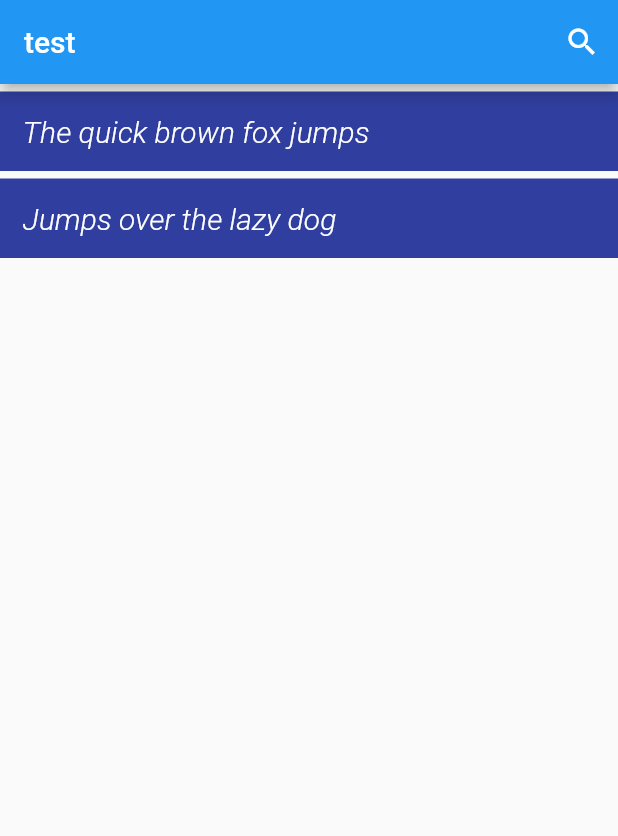
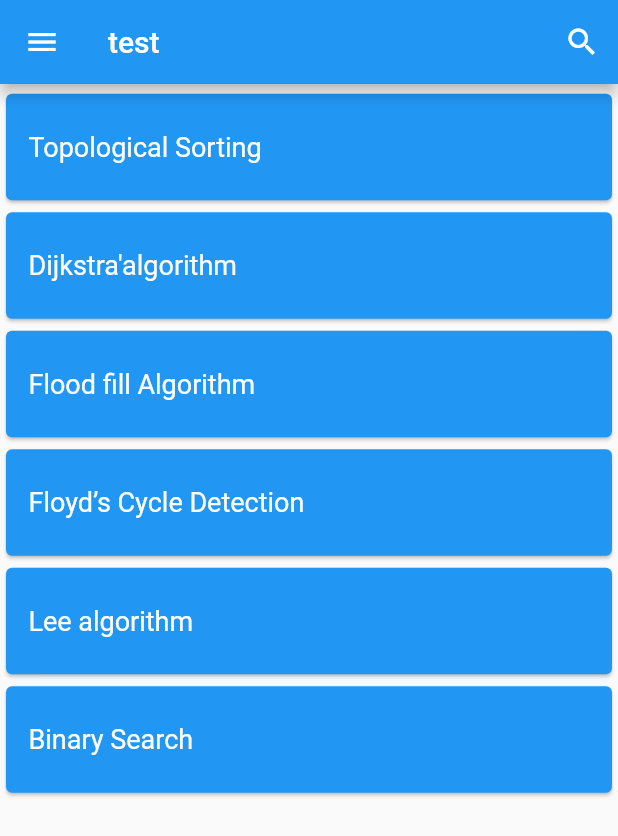
Before and after one commit to muhamadVitr/soaring_bird, a Flutter app: the screen it shows after launch, on a phone screen of 412 x 824 dp. Shown: the top 836 px of the screen. Run offline on Flutter 3.47's test engine with Material 2 defaults, Android fonts, the phone set to English and light mode, and no system bars; our stand-ins replace substring_highlight.

Commit message:
ui enhancement

```diff
--- a/lib/components/bird_button.dart
+++ b/lib/components/bird_button.dart
@@ -1,10 +1,13 @@
 import 'package:flutter/material.dart';
 
 class BirdButton extends StatelessWidget {
-  BirdButton({this.birdTitle, this.titleColor, this.pageTravel});
+  BirdButton(
+      {@required this.birdTitle,
+      // @required this.titleColor,
+      @required this.pageTravel});
 
   final String birdTitle;
-  final Color titleColor;
+  // final Color titleColor;
   final String pageTravel;
 
   @override
@@ -13,17 +16,14 @@ class BirdButton extends StatelessWidget {
       onTap: () {
         Navigator.pushNamed(context, pageTravel);
       },
-      child: Container(
-        padding: EdgeInsets.all(15),
-        color: titleColor, //editable
-        child: Text(
-          birdTitle, //editable
-          style: TextStyle(
-              color: Colors.white,
-              fontWeight: FontWeight.w300,
-              fontStyle: FontStyle.italic,
-              fontSize: 20),
-        ),
+      child: Card(
+        color: Colors.blue,
+        child: Padding(
+            padding: EdgeInsets.symmetric(vertical: 25, horizontal: 15),
+            child: Text(
+              birdTitle,
+              style: TextStyle(color: Colors.white, fontSize: 18),
+            )),
       ),
     );
   }
--- a/lib/components/bird_container.dart
+++ b/lib/components/bird_container.dart
@@ -6,12 +6,16 @@ class BirdContainer extends StatelessWidget {
 
   @override
   Widget build(BuildContext context) {
+    final textTheme = Theme.of(context).textTheme.bodyText2;
     return ListView.builder(
       itemCount: birds.birdsData.length,
       itemBuilder: (context, index) {
         return Card(
           child: ListTile(
-            title: Text(birds.birdsData[index].birdSpeech),
+            title: Text(
+              birds.birdsData[index].birdSpeech,
+              style: textTheme,
+            ),
           ),
         );
       },
--- a/lib/data/data_source.dart
+++ b/lib/data/data_source.dart
@@ -23,6 +23,14 @@ class BirdsData {
             'Dijkstra\'s algorithm (or Dijkstra\'s Shortest Path First algorithm, SPF algorithm)[2] is an algorithm for finding the shortest paths between nodes in a graph, which may represent, for example, road networks. It was conceived by computer scientist Edsger W. Dijkstra in 1956 and published three years later.[3][4][5], The algorithm exists in many variants. Dijkstra\'s original algorithm found the shortest path between two given nodes,[5] but a more common variant fixes a single node as the "source" node and finds shortest paths from the source to all other nodes in the graph, producing a shortest-path tree.'),
     DataArchitecture(
         birdSpeech:
-            'For a given source node in the graph, the algorithm finds the shortest path between that node and every other.[6]:196–206 It can also be used for finding the shortest paths from a single node to a single destination node by stopping the algorithm once the shortest path to the destination node has been determined. For example, if the nodes of the graph represent cities and edge path costs represent driving distances between pairs of cities connected by a direct road (for simplicity, ignore red lights, stop signs, toll roads and other obstructions), Dijkstra\'s algorithm can be used to find the shortest route between one city and all other cities. A widely used application of shortest path algorithm is network routing protocols, most notably IS-IS (Intermediate System to Intermediate System) and Open Shortest Path First (OSPF). It is also employed as a subroutine in other algorithms such as Johnson\'s.')
+            'For a given source node in the graph, the algorithm finds the shortest path between that node and every other.[6]:196–206 It can also be used for finding the shortest paths from a single node to a single destination node by stopping the algorithm once the shortest path to the destination node has been determined. For example, if the nodes of the graph represent cities and edge path costs represent driving distances between pairs of cities connected by a direct road (for simplicity, ignore red lights, stop signs, toll roads and other obstructions), Dijkstra\'s algorithm can be used to find the shortest route between one city and all other cities. A widely used application of shortest path algorithm is network routing protocols, most notably IS-IS (Intermediate System to Intermediate System) and Open Shortest Path First (OSPF). It is also employed as a subroutine in other algorithms such as Johnson\'s.'),
+    DataArchitecture(
+      birdSpeech: 'In computer science, binary search trees (BST), sometimes called ordered or sorted binary trees, are a particular type of container: a data structure that stores "items" (such as numbers, names etc.) in memory. They allow fast lookup, addition and removal of items, and can be used to implement either dynamic sets of items, or lookup tables that allow finding an item by its key (e.g., finding the phone number of a person by name\nBinary search trees keep their keys in sorted order, so that lookup and other operations can use the principle of binary search: when looking for a key in a tree (or a place to insert a new key), they traverse the tree from root to leaf, making comparisons to keys stored in the nodes of the tree and deciding, on the basis of the comparison, to continue searching in the left or right subtrees. On average, this means that each comparison allows the operations to skip about half of the tree, so that each lookup, insertion or deletion takes time proportional to the logarithm of the number of items stored in the tree. This is much better than the linear time required to find items by key in an (unsorted) array, but slower than the corresponding operations on hash tables.\nSeveral variants of the binary search tree have been studied in computer science; this article deals primarily with the basic type, making references to more advanced types when appropriate.'),
+    DataArchitecture(
+      birdSpeech: 'A binary search tree is a rooted binary tree, whose internal nodes each store a key (and optionally, an associated value), and each has two distinguished sub-trees, commonly denoted left and right. The tree additionally satisfies the binary search property, which states that the key in each node must be greater than or equal to any key stored in the left sub-tree, and less than or equal to any key stored in the right sub-tree.[1]:287 The leaves (final nodes) of the tree contain no key and have no structure to distinguish them from one another.\nFrequently, the information represented by each node is a record rather than a single data element. However, for sequencing purposes, nodes are compared according to their keys rather than any part of their associated records. The major advantage of binary search trees over other data structures is that the related sorting algorithms and search algorithms such as in-order traversal can be very efficient; they are also easy to code.'
+    ),
+    DataArchitecture(
+      birdSpeech: 'Searching in a binary search tree for a specific key can be programmed recursively or iteratively.\nWe begin by examining the root node. If the tree is null, the key we are searching for does not exist in the tree. Otherwise, if the key equals that of the root, the search is successful and we return the node. If the key is less than that of the root, we search the left subtree. Similarly, if the key is greater than that of the root, we search the right subtree. This process is repeated until the key is found or the remaining subtree is null. If the searched key is not found after a null subtree is reached, then the key is not present in the tree. This is easily expressed as a recursive algorithm (implemented in Python):'
+    )
   ];
 }
--- a/lib/screens/main_screen.dart
+++ b/lib/screens/main_screen.dart
@@ -17,22 +17,47 @@ class MainScreen extends StatelessWidget {
         ],
         title: Text('test'),
       ),
-      body: Column(
-          crossAxisAlignment: CrossAxisAlignment.stretch,
+      body: ListView(
+        children: <Widget>[
+          SizedBox(
+            height: 2.5,
+          ),
+          BirdButton(
+            birdTitle: 'Topological Sorting',
+            pageTravel: '/second',
+          ),
+          BirdButton(birdTitle: 'Dijkstra\'algorithm', pageTravel: null),
+          BirdButton(birdTitle: 'Flood fill Algorithm', pageTravel: null),
+          BirdButton(birdTitle: 'Floyd’s Cycle Detection', pageTravel: null),
+          BirdButton(birdTitle: 'Lee algorithm', pageTravel: null),
+          BirdButton(birdTitle: 'Binary Search', pageTravel: null),
+        ],
+      ),
+      drawer: Drawer(
+        child: ListView(
+          padding: EdgeInsets.zero,
           children: <Widget>[
-            Padding(
-              padding: EdgeInsets.only(top: 5, bottom: 5),
-              child: BirdButton(
-                birdTitle: 'The quick brown fox jumps',
-                titleColor: Colors.indigo[700],
-                pageTravel: '/second',
+            DrawerHeader(
+              child: Text('Drawer Header'),
+              decoration: BoxDecoration(
+                color: Colors.blue,
               ),
             ),
-            BirdButton(
-              birdTitle: 'Jumps over the lazy dog',
-              titleColor: Colors.indigo[700],
+            ListTile(
+              title: Text('Item 1'),
+              onTap: () {
+                Navigator.pop(context);
+              },
             ),
-          ]),
+            ListTile(
+              title: Text('Item 2'),
+              onTap: () {
+                Navigator.pop(context);
+              },
+            ),
+          ],
+        ),
+      ),
     );
   }
 }
--- /dev/null
+++ b/lib/style/styles.dart
@@ -0,0 +1,3 @@
+import 'package:flutter/material.dart';
+
+class Styles {}
```
Also changed, not shown: lib/screens/birds_screen.dart (+31 -5 lines), lib/screens/search_screen.dart (+8 -9 lines), lib/screens/birds_nest.dart/nest_01.dart (added).
